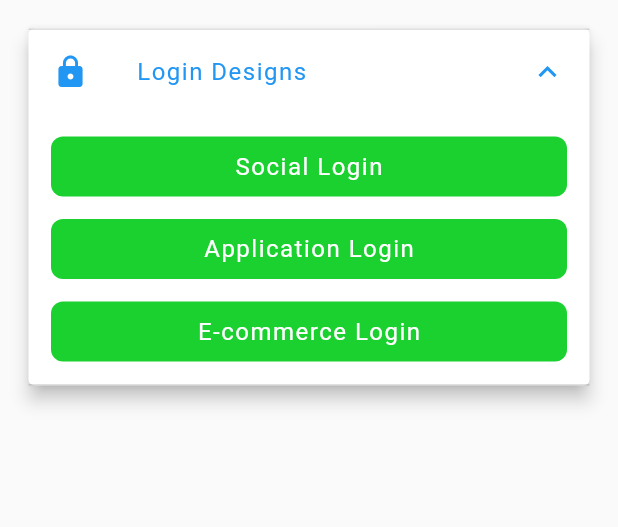
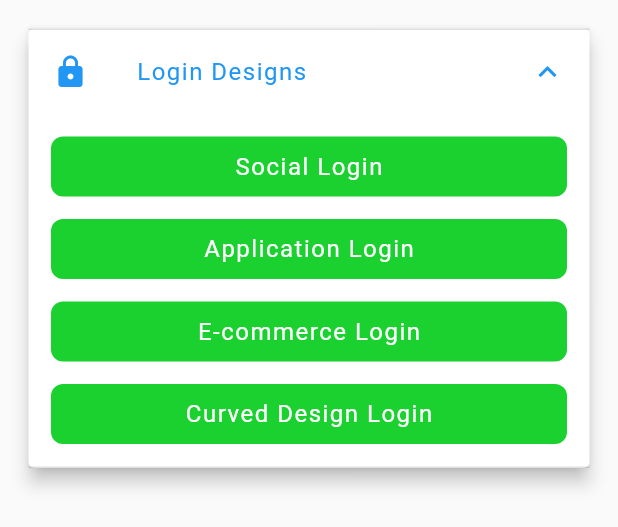
Before and after one commit to Pranav2918/FlutterDesigns, a Flutter app: what loginDesigns() shows on an empty page, opened directly, after a tap on "Login Designs", on a phone screen of 412 x 824 dp. Shown: the top 527 px of the screen. Run offline on Flutter 3.47's test engine with Material 2 defaults, Android fonts, the light colour scheme and no system bars; our stand-ins replace carousel_slider, font_awesome_flutter, toggle_switch; network calls fail.

Commit message:
New Login Design

```diff
--- a/lib/Screens/MainScreen.dart
+++ b/lib/Screens/MainScreen.dart
@@ -35,7 +35,8 @@ class _HomePageState extends State<HomePage> {
         appBar: AppBar(
           title: Text(
             'Sea of Designs',
-            style: TextStyle(letterSpacing: 1.0, fontSize: 18,fontWeight:FontWeight.w300),
+            style: TextStyle(
+                letterSpacing: 1.0, fontSize: 18, fontWeight: FontWeight.w300),
           ),
         ),
         body: SingleChildScrollView(
@@ -45,7 +46,7 @@ class _HomePageState extends State<HomePage> {
               listDesigns(context),
               loginDesigns(context),
               travelDesign(context),
-              customWidgets(context)
+              customWidgets(context),
             ],
           ),
         ));
--- a/lib/Screens/login/Login.dart
+++ b/lib/Screens/login/Login.dart
@@ -1,5 +1,6 @@
 import 'package:designs/Screens/login/Design2.dart';
 import 'package:designs/Screens/login/Design3.dart';
+import 'package:designs/Screens/login/Design4.dart';
 import 'package:designs/Screens/login/Desing1.dart';
 import 'package:flutter/material.dart';
 
@@ -108,6 +109,36 @@ Widget loginDesigns(BuildContext context) {
                   ),
                 ),
               ),
+              Align(
+                alignment: Alignment.centerLeft,
+                child: GestureDetector(
+                  onTap: () {
+                    Navigator.push(
+                        context,
+                        MaterialPageRoute(
+                          builder: (context) => CurvedLogin(),
+                        ));
+                  },
+                  child: Container(
+                    decoration: BoxDecoration(
+                        color: Color.fromRGBO(0, 204, 24, 0.9),
+                        borderRadius: BorderRadius.circular(8)),
+                    margin: EdgeInsets.only(
+                        left: 15,bottom: 15, right: 15),
+                    height: 40,
+                    width: MediaQuery.of(context).size.width,
+                    child: Center(
+                      child: Text(
+                        'Curved Design Login',
+                        style: TextStyle(
+                            fontSize: 16,
+                            color: Colors.white,
+                            letterSpacing: 1.0),
+                      ),
+                    ),
+                  ),
+                ),
+              ),
             ],
           )
         ],
```
Also changed, not shown: lib/Screens/login/Design4.dart (added, +115 -0 lines).
